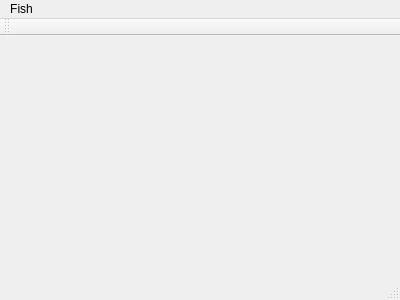
Before: the Qt Designer form mainwindow.ui in aortez/Space-Wars, drawn with Qt 5.
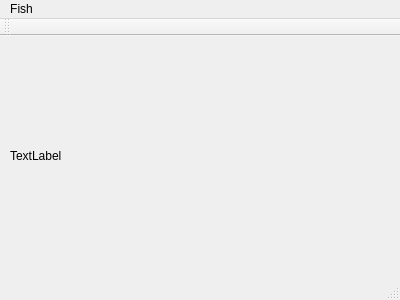
After: the same form once the commit is applied.

The edit to the form file:
```diff
--- a/mainwindow.ui
+++ b/mainwindow.ui
@@ -13,7 +13,27 @@
   <property name="windowTitle">
    <string>MainWindow</string>
   </property>
-  <widget class="QWidget" name="centralWidget"/>
+  <widget class="QWidget" name="centralWidget">
+   <widget class="QWidget" name="gridLayoutWidget">
+    <property name="geometry">
+     <rect>
+      <x>-1</x>
+      <y>-1</y>
+      <width>401</width>
+      <height>241</height>
+     </rect>
+    </property>
+    <layout class="QGridLayout" name="gridLayout">
+     <item row="0" column="0">
+      <widget class="QLabel" name="label">
+       <property name="text">
+        <string>TextLabel</string>
+       </property>
+      </widget>
+     </item>
+    </layout>
+   </widget>
+  </widget>
   <widget class="QMenuBar" name="menuBar">
    <property name="geometry">
     <rect>
```
Left out of the diff: 2 changed lines with no effect on the pictures.
